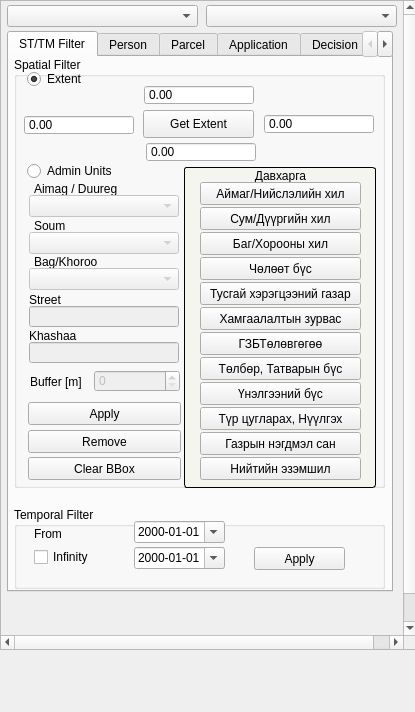
The window that view/NavigatorWidget.ui (teamlm2/lm2_mgis) describes before a commit, drawn with Qt 5.
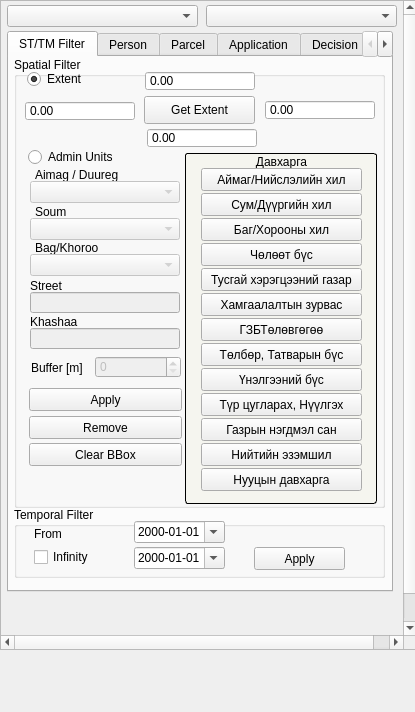
The same window after the commit. The open tabs and pages were chosen to show the change.

The edit to the form file:
```diff
--- a/view/NavigatorWidget.ui
+++ b/view/NavigatorWidget.ui
@@ -108,7 +108,7 @@
           <x>5</x>
           <y>0</y>
           <width>371</width>
-          <height>431</height>
+          <height>451</height>
          </rect>
         </property>
         <property name="title">
@@ -117,8 +117,8 @@
         <widget class="QPushButton" name="get_extent_button">
          <property name="geometry">
           <rect>
-           <x>129</x>
-           <y>53</y>
+           <x>130</x>
+           <y>39</y>
            <width>111</width>
            <height>28</height>
           </rect>
@@ -130,8 +130,8 @@
         <widget class="QPushButton" name="apply_button">
          <property name="geometry">
           <rect>
-           <x>14</x>
-           <y>345</y>
+           <x>15</x>
+           <y>331</y>
            <width>153</width>
            <height>23</height>
           </rect>
@@ -143,8 +143,8 @@
         <widget class="QPushButton" name="clear_b_box_button">
          <property name="geometry">
           <rect>
-           <x>14</x>
-           <y>400</y>
+           <x>15</x>
+           <y>386</y>
            <width>153</width>
            <height>23</height>
           </rect>
@@ -156,8 +156,8 @@
         <widget class="QLabel" name="label_8">
          <property name="geometry">
           <rect>
-           <x>20</x>
-           <y>123</y>
+           <x>21</x>
+           <y>109</y>
            <width>150</width>
            <height>17</height>
           </rect>
@@ -169,8 +169,8 @@
         <widget class="QLabel" name="label_9">
          <property name="geometry">
           <rect>
-           <x>20</x>
-           <y>196</y>
+           <x>21</x>
+           <y>182</y>
            <width>150</width>
            <height>17</height>
           </rect>
@@ -182,8 +182,8 @@
         <widget class="QLabel" name="label_10">
          <property name="geometry">
           <rect>
-           <x>20</x>
-           <y>160</y>
+           <x>21</x>
+           <y>146</y>
            <width>150</width>
            <height>17</height>
           </rect>
@@ -195,8 +195,8 @@
         <widget class="QLabel" name="label_11">
          <property name="geometry">
           <rect>
-           <x>16</x>
-           <y>314</y>
+           <x>17</x>
+           <y>300</y>
            <width>71</width>
            <height>22</height>
           </rect>
@@ -208,8 +208,8 @@
         <widget class="QPushButton" name="remove_button">
          <property name="geometry">
           <rect>
-           <x>14</x>
-           <y>373</y>
+           <x>15</x>
+           <y>359</y>
            <width>153</width>
            <height>23</height>
           </rect>
@@ -224,8 +224,8 @@
          </property>
          <property name="geometry">
           <rect>
-           <x>15</x>
-           <y>138</y>
+           <x>16</x>
+           <y>124</y>
            <width>150</width>
            <height>22</height>
           </rect>
@@ -237,8 +237,8 @@
          </property>
          <property name="geometry">
           <rect>
-           <x>15</x>
-           <y>175</y>
+           <x>16</x>
+           <y>161</y>
            <width>150</width>
            <height>22</height>
           </rect>
@@ -250,8 +250,8 @@
          </property>
          <property name="geometry">
           <rect>
-           <x>15</x>
-           <y>211</y>
+           <x>16</x>
+           <y>197</y>
            <width>150</width>
            <height>22</height>
           </rect>
@@ -276,8 +276,8 @@
         <widget class="QRadioButton" name="admin_unit_rbutton">
          <property name="geometry">
           <rect>
-           <x>13</x>
-           <y>106</y>
+           <x>14</x>
+           <y>92</y>
            <width>271</width>
            <height>16</height>
           </rect>
@@ -292,8 +292,8 @@
         <widget class="QDoubleSpinBox" name="extent_east_spinbox">
          <property name="geometry">
           <rect>
-           <x>250</x>
-           <y>57</y>
+           <x>251</x>
+           <y>43</y>
            <width>110</width>
            <height>20</height>
           </rect>
@@ -317,8 +317,8 @@
         <widget class="QDoubleSpinBox" name="extent_west_spinbox">
          <property name="geometry">
           <rect>
-           <x>10</x>
-           <y>58</y>
+           <x>11</x>
+           <y>44</y>
            <width>110</width>
            <height>20</height>
           </rect>
@@ -342,8 +342,8 @@
         <widget class="QDoubleSpinBox" name="extent_south_spinbox">
          <property name="geometry">
           <rect>
-           <x>132</x>
-           <y>85</y>
+           <x>133</x>
+           <y>71</y>
            <width>110</width>
            <height>20</height>
           </rect>
@@ -367,8 +367,8 @@
         <widget class="QDoubleSpinBox" name="extent_north_spinbox">
          <property name="geometry">
           <rect>
-           <x>130</x>
-           <y>28</y>
+           <x>131</x>
+           <y>14</y>
            <width>110</width>
            <height>20</height>
           </rect>
@@ -392,8 +392,8 @@
         <widget class="QLabel" name="label_29">
          <property name="geometry">
           <rect>
-           <x>15</x>
-           <y>234</y>
+           <x>16</x>
+           <y>220</y>
            <width>150</width>
            <height>17</height>
           </rect>
@@ -405,8 +405,8 @@
         <widget class="QLabel" name="khashaa_label">
          <property name="geometry">
           <rect>
-           <x>15</x>
-           <y>270</y>
+           <x>16</x>
+           <y>256</y>
            <width>150</width>
            <height>17</height>
           </rect>
@@ -421,8 +421,8 @@
          </property>
          <property name="geometry">
           <rect>
-           <x>15</x>
-           <y>249</y>
+           <x>16</x>
+           <y>235</y>
            <width>150</width>
            <height>21</height>
           </rect>
@@ -434,8 +434,8 @@
          </property>
          <property name="geometry">
           <rect>
-           <x>15</x>
-           <y>285</y>
+           <x>16</x>
+           <y>271</y>
            <width>150</width>
            <height>21</height>
           </rect>
@@ -447,8 +447,8 @@
          </property>
          <property name="geometry">
           <rect>
-           <x>80</x>
-           <y>313</y>
+           <x>81</x>
+           <y>299</y>
            <width>86</width>
            <height>22</height>
           </rect>
@@ -460,10 +460,10 @@
         <widget class="QGroupBox" name="groupBox_2">
          <property name="geometry">
           <rect>
-           <x>170</x>
-           <y>110</y>
+           <x>171</x>
+           <y>96</y>
            <width>192</width>
-           <height>321</height>
+           <height>351</height>
           </rect>
          </property>
          <property name="font">
@@ -643,6 +643,19 @@
            <string>Нийтийн эзэмшил</string>
           </property>
          </widget>
+         <widget class="QPushButton" name="secret_parcel_button">
+          <property name="geometry">
+           <rect>
+            <x>16</x>
+            <y>315</y>
+            <width>161</width>
+            <height>23</height>
+           </rect>
+          </property>
+          <property name="text">
+           <string>Нууцын давхарга</string>
+          </property>
+         </widget>
         </widget>
        </widget>
        <widget class="QGroupBox" name="groupBox_6">
@@ -651,7 +664,7 @@
           <x>5</x>
           <y>450</y>
           <width>371</width>
-          <height>82</height>
+          <height>71</height>
          </rect>
         </property>
         <property name="title">
```
Left out of the diff: 2 changed lines with no effect on the pictures.
